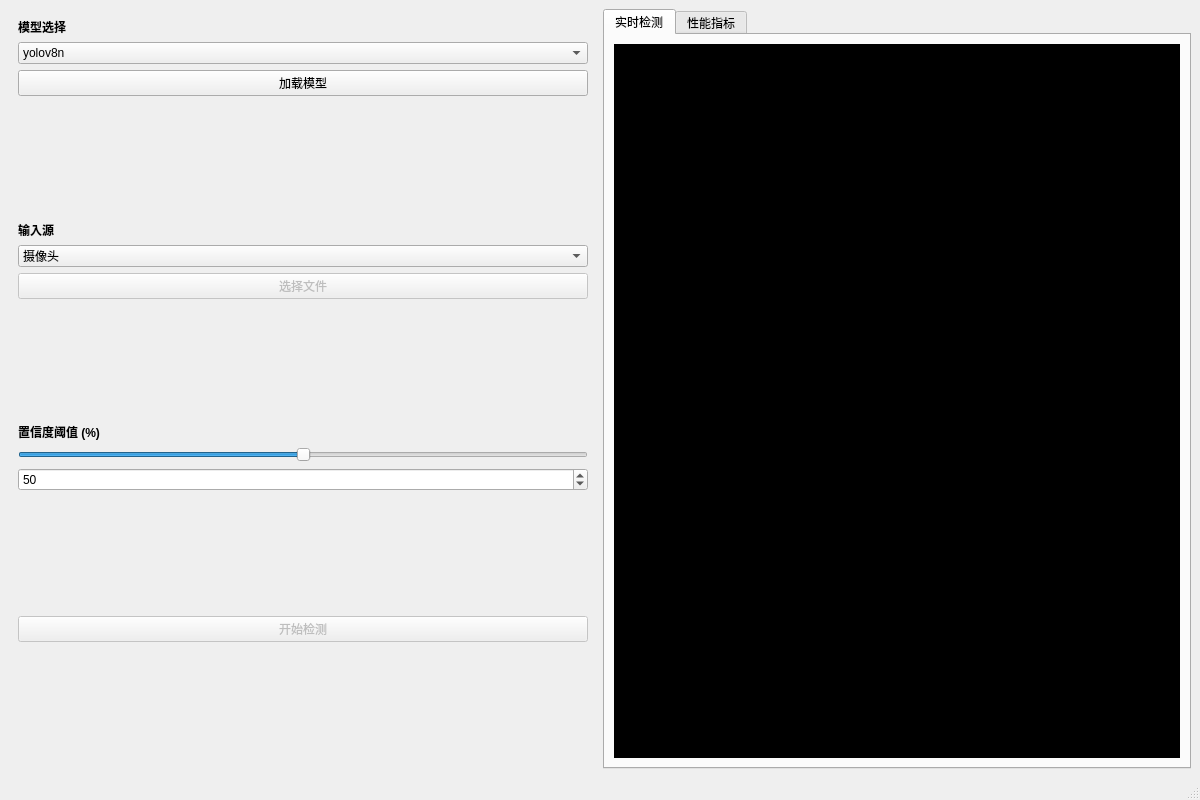
Qt form yolo/gui.ui (kimmkless/YoloDetector) before a commit.
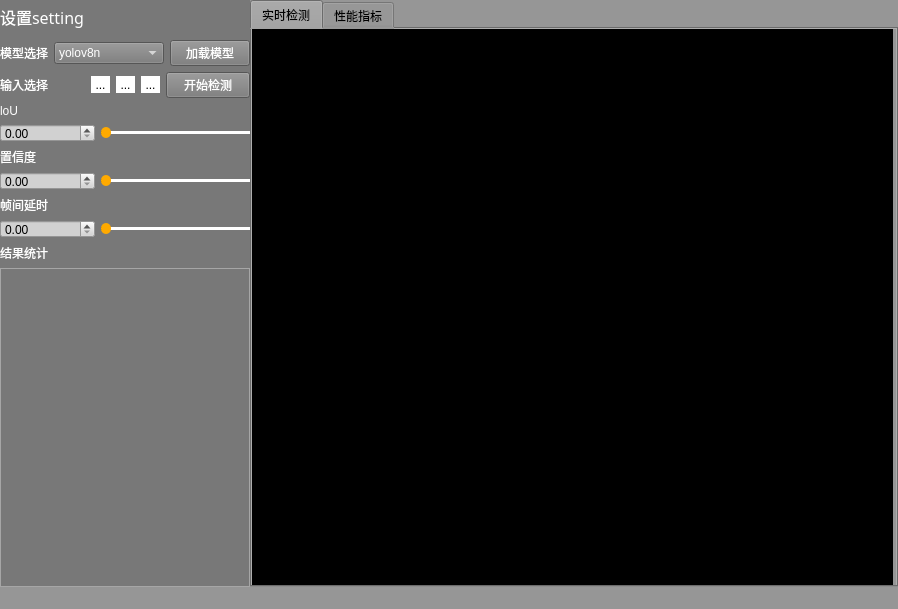
The same form after that commit. The open tabs and pages were chosen to show the change. Icons and pictures are not drawn.

Patch:
```diff
--- a/yolo/gui.ui
+++ b/yolo/gui.ui
@@ -6,206 +6,476 @@
    <rect>
     <x>0</x>
     <y>0</y>
-    <width>1200</width>
-    <height>800</height>
+    <width>898</width>
+    <height>609</height>
    </rect>
   </property>
   <property name="windowTitle">
-   <string>YOLOv8 目标检测系统</string>
+   <string>MainWindow</string>
+  </property>
+  <property name="styleSheet">
+   <string notr="true">background-color: rgb(150, 150, 150);</string>
   </property>
   <widget class="QWidget" name="centralwidget">
-   <layout class="QHBoxLayout" name="horizontalLayout">
+   <property name="enabled">
+    <bool>true</bool>
+   </property>
+   <layout class="QHBoxLayout" name="horizontalLayout_2" stretch="1,3">
+    <property name="spacing">
+     <number>0</number>
+    </property>
+    <property name="leftMargin">
+     <number>0</number>
+    </property>
+    <property name="topMargin">
+     <number>0</number>
+    </property>
+    <property name="rightMargin">
+     <number>0</number>
+    </property>
+    <property name="bottomMargin">
+     <number>0</number>
+    </property>
     <item>
-     <widget class="QWidget" name="controlPanel" native="true">
+     <widget class="QWidget" name="settingWidget" native="true">
       <property name="minimumSize">
        <size>
         <width>250</width>
-        <height>0</height>
+        <height>250</height>
        </size>
       </property>
-      <layout class="QVBoxLayout" name="verticalLayout">
+      <property name="maximumSize">
+       <size>
+        <width>16777215</width>
+        <height>16777215</height>
+       </size>
+      </property>
+      <property name="styleSheet">
+       <string notr="true">QWidget{
+	background-color: rgb(120, 120, 120);
+}</string>
+      </property>
+      <layout class="QVBoxLayout" name="verticalLayout_10" stretch="1,1,1,1,1,1,10">
+       <property name="leftMargin">
+        <number>0</number>
+       </property>
+       <property name="topMargin">
+        <number>0</number>
+       </property>
+       <property name="rightMargin">
+        <number>0</number>
+       </property>
+       <property name="bottomMargin">
+        <number>0</number>
+       </property>
        <item>
-        <widget class="QLabel" name="label">
+        <widget class="QLabel" name="settingLabel_5">
+         <property name="font">
+          <font>
+           <family>Agency FB</family>
+           <pointsize>12</pointsize>
+           <weight>9</weight>
+           <italic>false</italic>
+           <bold>false</bold>
+          </font>
+         </property>
+         <property name="styleSheet">
+          <string notr="true">font: 75 12pt &quot;Agency FB&quot;;
+color: rgb(255, 255, 255);</string>
+         </property>
          <property name="text">
-          <string>&lt;b&gt;模型选择&lt;/b&gt;</string>
+          <string>设置setting</string>
          </property>
         </widget>
        </item>
        <item>
-        <widget class="QComboBox" name="modelCombo">
+        <layout class="QHBoxLayout" name="horizontalLayout_4">
          <item>
-          <property name="text">
-           <string>yolov8n</string>
-          </property>
+          <widget class="QLabel" name="modelLabel_5">
+           <property name="styleSheet">
+            <string notr="true">font: 75 9pt &quot;Berlin Sans FB&quot;;
+color: rgb(255, 255, 255);</string>
+           </property>
+           <property name="text">
+            <string>模型选择</string>
+           </property>
+          </widget>
          </item>
          <item>
-          <property name="text">
-           <string>yolov8s</string>
-          </property>
+          <widget class="QComboBox" name="modelCombo_5">
+           <property name="styleSheet">
+            <string notr="true">QComboBox{
+	color: rgb(255, 255, 255);
+	font: 9pt &quot;Agency FB&quot;;
+}
+QComboBox QAbstractItemView {
+    color: white; 
+}</string>
+           </property>
+           <item>
+            <property name="text">
+             <string>yolov8n</string>
+            </property>
+           </item>
+           <item>
+            <property name="text">
+             <string>yolov11n</string>
+            </property>
+           </item>
+           <item>
+            <property name="text">
+             <string>plant detector</string>
+            </property>
+           </item>
+           <item>
+            <property name="text">
+             <string>car detector</string>
+            </property>
+           </item>
+           <item>
+            <property name="text">
+             <string>emotion detector</string>
+            </property>
+           </item>
+          </widget>
          </item>
          <item>
-          <property name="text">
-           <string>yolov8m</string>
-          </property>
+          <widget class="QPushButton" name="loadModelBtn_5">
+           <property name="styleSheet">
+            <string notr="true">color: rgb(255, 255, 255);</string>
+           </property>
+           <property name="text">
+            <string>加载模型</string>
+           </property>
+          </widget>
          </item>
+        </layout>
+       </item>
+       <item>
+        <layout class="QHBoxLayout" name="horizontalLayout_11">
          <item>
-          <property name="text">
-           <string>yolov8l</string>
-          </property>
+          <widget class="QLabel" name="inputLabel_5">
+           <property name="styleSheet">
+            <string notr="true">color: rgb(255, 255, 255);</string>
+           </property>
+           <property name="text">
+            <string>输入选择</string>
+           </property>
+          </widget>
          </item>
          <item>
-          <property name="text">
-           <string>yolov8x</string>
-          </property>
+          <widget class="QToolButton" name="videoButton_5">
+           <property name="toolTip">
+            <string>视频video</string>
+           </property>
+           <property name="styleSheet">
+            <string notr="true">QToolButton{
+	background-color: rgb(255, 255, 255);
+	border:none;
+}
+QToolButton:hover{
+	background-color: rgb(216, 216, 216);
+}
+QToolButton:pressed{
+	background-color: rgb(165, 165, 165);
+}</string>
+           </property>
+           <property name="text">
+            <string>...</string>
+           </property>
+           <property name="icon">
+            <iconset>
+             <normaloff>../../Downloads/视频.png</normaloff>../../Downloads/视频.png</iconset>
+           </property>
+          </widget>
          </item>
-        </widget>
-       </item>
-       <item>
-        <widget class="QPushButton" name="loadModelBtn">
-         <property name="text">
-          <string>加载模型</string>
-         </property>
-        </widget>
-       </item>
-       <item>
-        <spacer name="verticalSpacer">
-         <property name="orientation">
-          <enum>Qt::Vertical</enum>
-         </property>
-         <property name="sizeHint" stdset="0">
-          <size>
-           <width>20</width>
-           <height>20</height>
-          </size>
-         </property>
-        </spacer>
-       </item>
-       <item>
-        <widget class="QLabel" name="label_2">
-         <property name="text">
-          <string>&lt;b&gt;输入源&lt;/b&gt;</string>
-         </property>
-        </widget>
-       </item>
-       <item>
-        <widget class="QComboBox" name="inputCombo">
          <item>
-          <property name="text">
-           <string>摄像头</string>
-          </property>
+          <widget class="QToolButton" name="pictureButton_5">
+           <property name="toolTip">
+            <string>图片picture</string>
+           </property>
+           <property name="styleSheet">
+            <string notr="true">QToolButton{
+	background-color: rgb(255, 255, 255);
+	border:none;
+}
+QToolButton:hover{
+	background-color: rgb(216, 216, 216);
+}
+QToolButton:pressed{
+	background-color: rgb(165, 165, 165);
+}</string>
+           </property>
+           <property name="text">
+            <string>...</string>
+           </property>
+           <property name="icon">
+            <iconset>
+             <normaloff>../../Downloads/图片.png</normaloff>../../Downloads/图片.png</iconset>
+           </property>
+          </widget>
          </item>
          <item>
-          <property name="text">
-           <string>图片</string>
-          </property>
+          <widget class="QToolButton" name="cameraButton_5">
+           <property name="toolTip">
+            <string>摄像头camera</string>
+           </property>
+           <property name="styleSheet">
+            <string notr="true">QToolButton{
+	background-color: rgb(255, 255, 255);
+	border:none;
+}
+QToolButton:hover{
+	background-color: rgb(216, 216, 216);
+}
+QToolButton:pressed{
+	background-color: rgb(165, 165, 165);
+}</string>
+           </property>
+           <property name="text">
+            <string>...</string>
+           </property>
+           <property name="icon">
+            <iconset>
+             <normaloff>../../Downloads/摄像头.png</normaloff>../../Downloads/摄像头.png</iconset>
+           </property>
+          </widget>
          </item>
          <item>
-          <property name="text">
-           <string>视频</string>
-          </property>
+          <widget class="QPushButton" name="detectBtn_5">
+           <property name="styleSheet">
+            <string notr="true">color: rgb(255, 255, 255);</string>
+           </property>
+           <property name="text">
+            <string>开始检测</string>
+           </property>
+          </widget>
          </item>
-        </widget>
+        </layout>
        </item>
        <item>
-        <widget class="QPushButton" name="fileBtn">
-         <property name="enabled">
-          <bool>false</bool>
-         </property>
-         <property name="text">
-          <string>选择文件</string>
-         </property>
-        </widget>
+        <layout class="QGridLayout" name="gridLayout_13">
+         <item row="1" column="1">
+          <widget class="QSlider" name="loUSlider_5">
+           <property name="styleSheet">
+            <string notr="true">QSlider::handle:horizontal {
+	background-color: rgb(255, 170, 0);
+    width: 10px;
+	height:10px;	
+    margin-top: -4px;  
+    margin-bottom: -4px;
+	border-radius:5px;
+}
+QSlider::sub-page:horizontal{
+	background:black;
+	height:3px;
+}
+QSlider::groove:horizontal{
+	height:3px;
+	background:white;
+}</string>
+           </property>
+           <property name="maximum">
+            <number>100</number>
+           </property>
+           <property name="pageStep">
+            <number>1</number>
+           </property>
+           <property name="orientation">
+            <enum>Qt::Horizontal</enum>
+           </property>
+          </widget>
+         </item>
+         <item row="0" column="0">
+          <widget class="QLabel" name="loULabel_5">
+           <property name="styleSheet">
+            <string notr="true">color: rgb(255, 255, 255);</string>
+           </property>
+           <property name="text">
+            <string>loU</string>
+           </property>
+          </widget>
+         </item>
+         <item row="1" column="0">
+          <widget class="QDoubleSpinBox" name="loUSpinBox_5">
+           <property name="styleSheet">
+            <string notr="true">QDoubleSpinBox{
+	border-color: rgb(255, 255, 255);
+	border-width:1px solid;
+	background-color: rgb(209, 209, 209);
+}</string>
+           </property>
+           <property name="maximum">
+            <double>1.000000000000000</double>
+           </property>
+           <property name="singleStep">
+            <double>0.010000000000000</double>
+           </property>
+          </widget>
+         </item>
+        </layout>
        </item>
        <item>
-        <spacer name="verticalSpacer_2">
-         <property name="orientation">
-          <enum>Qt::Vertical</enum>
-         </property>
-         <property name="sizeHint" stdset="0">
-          <size>
-           <width>20</width>
-           <height>20</height>
-          </size>
-         </property>
-        </spacer>
+        <layout class="QGridLayout" name="gridLayout_14">
+         <item row="0" column="0">
+          <widget class="QLabel" name="confidenceLabel_5">
+           <property name="styleSheet">
+            <string notr="true">color: rgb(255, 255, 255);</string>
+           </property>
+           <property name="text">
+            <string>置信度</string>
+           </property>
+          </widget>
+         </item>
+         <item row="1" column="0">
+          <widget class="QDoubleSpinBox" name="confSpin_5">
+           <property name="styleSheet">
+            <string notr="true">QDoubleSpinBox{
+	border-color: rgb(255, 255, 255);
+	border-width:1px solid;
+	background-color: rgb(209, 209, 209);
+}</string>
+           </property>
+           <property name="maximum">
+            <double>1.000000000000000</double>
+           </property>
+           <property name="singleStep">
+            <double>0.010000000000000</double>
+           </property>
+          </widget>
+         </item>
+         <item row="1" column="1">
+          <widget class="QSlider" name="confSlider_5">
+           <property name="styleSheet">
+            <string notr="true">QSlider::handle:horizontal {
+	background-color: rgb(255, 170, 0);
+    width: 10px;
+	height:10px;	
+    margin-top: -4px;  
+    margin-bottom: -4px;
+	border-radius:5px;
+}
+QSlider::sub-page:horizontal{
+	background:black;
+	height:3px;
+}
+QSlider::groove:horizontal{
+	height:3px;
+	background:white;
+}</string>
+           </property>
+           <property name="orientation">
+            <enum>Qt::Horizontal</enum>
+           </property>
+          </widget>
+         </item>
+        </layout>
        </item>
        <item>
-        <widget class="QLabel" name="label_3">
-         <property name="text">
-          <string>&lt;b&gt;置信度阈值 (%)&lt;/b&gt;</string>
-         </property>
-        </widget>
+        <layout class="QGridLayout" name="gridLayout_15">
+         <item row="0" column="0">
+          <widget class="QLabel" name="delayLabel_5">
+           <property name="styleSheet">
+            <string notr="true">color: rgb(255, 255, 255);</string>
+           </property>
+           <property name="text">
+            <string>帧间延时</string>
+           </property>
+          </widget>
+         </item>
+         <item row="1" column="0">
+          <widget class="QDoubleSpinBox" name="delaySpinBox_5">
+           <property name="styleSheet">
+            <string notr="true">QDoubleSpinBox{
+	border-color: rgb(255, 255, 255);
+	border-width:1px solid;
+	background-color: rgb(209, 209, 209);
+}</string>
+           </property>
+           <property name="maximum">
+            <double>1.000000000000000</double>
+           </property>
+           <property name="singleStep">
+            <double>0.010000000000000</double>
+           </property>
+          </widget>
+         </item>
+         <item row="1" column="1">
+          <widget class="QSlider" name="delaySlider_5">
+           <property name="styleSheet">
+            <string notr="true">QSlider::handle:horizontal {
+	background-color: rgb(255, 170, 0);
+    width: 10px;
+	height:10px;	
+    margin-top: -4px;  
+    margin-bottom: -4px;
+	border-radius:5px;
+}
+QSlider::sub-page:horizontal{
+	background:black;
+	height:3px;
+}
+QSlider::groove:horizontal{
+	height:3px;
+	background:white;
+}</string>
+           </property>
+           <property name="orientation">
+            <enum>Qt::Horizontal</enum>
+           </property>
+          </widget>
+         </item>
+        </layout>
        </item>
        <item>
-        <widget class="QSlider" name="confSlider">
-         <property name="orientation">
-          <enum>Qt::Horizontal</enum>
-         </property>
-         <property name="minimum">
-          <number>1</number>
-         </property>
-         <property name="maximum">
-          <number>99</number>
-         </property>
-         <property name="value">
-          <number>50</number>
-         </property>
-        </widget>
-       </item>
-       <item>
-        <widget class="QSpinBox" name="confSpin">
-         <property name="minimum">
-          <number>1</number>
-         </property>
-         <property name="maximum">
-          <number>99</number>
-         </property>
-         <property name="value">
-          <number>50</number>
-         </property>
-        </widget>
-       </item>
-       <item>
-        <spacer name="verticalSpacer_3">
-         <property name="orientation">
-          <enum>Qt::Vertical</enum>
-         </property>
-         <property name="sizeHint" stdset="0">
-          <size>
-           <width>20</width>
-           <height>20</height>
-          </size>
-         </property>
-        </spacer>
-       </item>
-       <item>
-        <widget class="QPushButton" name="detectBtn">
-         <property name="enabled">
-          <bool>false</bool>
-         </property>
-         <property name="text">
-          <string>开始检测</string>
-         </property>
-        </widget>
-       </item>
-       <item>
-        <spacer name="verticalSpacer_4">
-         <property name="orientation">
-          <enum>Qt::Vertical</enum>
-         </property>
-         <property name="sizeHint" stdset="0">
-          <size>
-           <width>20</width>
-           <height>40</height>
-          </size>
-         </property>
-        </spacer>
+        <layout class="QVBoxLayout" name="verticalLayout_11">
+         <item>
+          <widget class="QLabel" name="resultLabel_5">
+           <property name="styleSheet">
+            <string notr="true">color: rgb(255, 255, 255);</string>
+           </property>
+           <property name="text">
+            <string>结果统计</string>
+           </property>
+          </widget>
+         </item>
+         <item>
+          <widget class="QTextBrowser" name="textBrowser_5">
+           <property name="styleSheet">
+            <string notr="true">QTextBrowser{
+	border:1px solid;
+	border-color: rgb(166, 166, 166);
+}</string>
+           </property>
+          </widget>
+         </item>
+        </layout>
        </item>
       </layout>
      </widget>
     </item>
     <item>
      <widget class="QTabWidget" name="tabWidget">
+      <property name="enabled">
+       <bool>true</bool>
+      </property>
+      <property name="minimumSize">
+       <size>
+        <width>250</width>
+        <height>250</height>
+       </size>
+      </property>
+      <property name="font">
+       <font>
+        <family>Agency FB</family>
+       </font>
+      </property>
+      <property name="styleSheet">
+       <string notr="true">background-color: rgb(150, 150, 150);
+QTabWidget{
+	margin:0px;
+}</string>
+      </property>
       <property name="currentIndex">
        <number>0</number>
       </property>
@@ -213,21 +483,22 @@
        <attribute name="title">
         <string>实时检测</string>
        </attribute>
-       <layout class="QVBoxLayout" name="verticalLayout_2">
-        <item>
-         <widget class="QLabel" name="videoLabel">
-          <property name="styleSheet">
-           <string notr="true">background-color: black;</string>
-          </property>
-          <property name="text">
-           <string>等待视频输入...</string>
-          </property>
-          <property name="alignment">
-           <set>Qt::AlignCenter</set>
-          </property>
-         </widget>
-        </item>
-       </layout>
+       <widget class="QLabel" name="videoLabel">
+        <property name="geometry">
+         <rect>
+          <x>0</x>
+          <y>0</y>
+          <width>641</width>
+          <height>651</height>
+         </rect>
+        </property>
+        <property name="styleSheet">
+         <string notr="true">background-color: rgb(0, 0, 0);</string>
+        </property>
+        <property name="text">
+         <string>TextLabel</string>
+        </property>
+       </widget>
       </widget>
       <widget class="QWidget" name="metricsTab">
        <attribute name="title">
```
Left out of the diff: 41 changed lines with no effect on the pictures.
